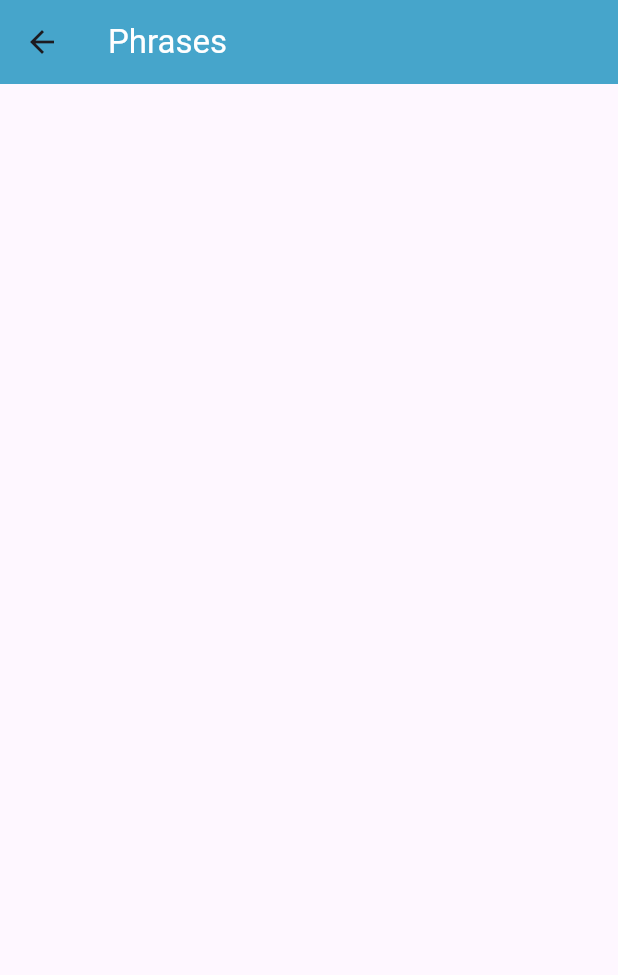
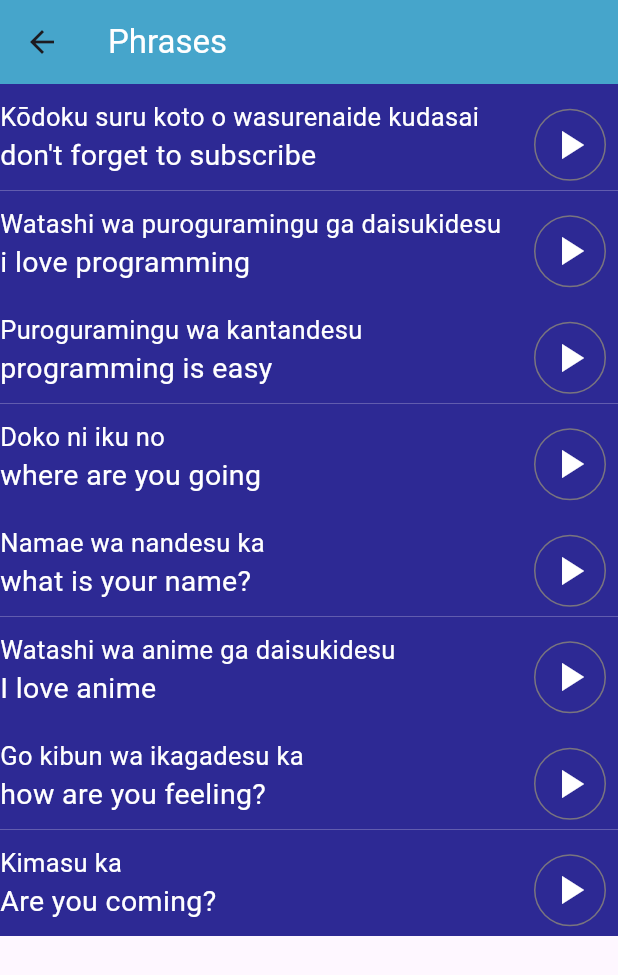
Before and after one commit to omarAbdullahMoharam/EngTharwatCourse_Practice, a Flutter app: the screen it shows after launch, after a tap on "Phrases", on a phone screen of 412 x 824 dp. Shown: the top 975 px of the screen. Run offline on Flutter 3.47's test engine with Material 3 defaults, Android fonts, the phone set to English and light mode, and no system bars; our stand-ins replace audioplayers.

Commit message:
Phrases Screen Fully Completed with highly reusable code logic self study practice UI

```diff
--- a/language_learning_app/analysis_options.yaml
+++ b/language_learning_app/analysis_options.yaml
@@ -7,6 +7,11 @@
 
 # The following line activates a set of recommended lints for Flutter apps,
 # packages, and plugins designed to encourage good coding practices.
+analyzer:
+  errors:
+    camel_case_types: ignore
+    must_be_immutable: ignore
+    use_key_in_widget_constructors: ignore
 include: package:flutter_lints/flutter.yaml
 
 linter:
--- a/language_learning_app/lib/components/custom_item_component.dart
+++ b/language_learning_app/lib/components/custom_item_component.dart
@@ -6,10 +6,11 @@ import 'package:language_learning_app/models/number.dart';
 
 // ignore: must_be_immutable
 class CustomItemComponent extends StatelessWidget {
-  Color color;
+  final Color color;
   final Number? number;
   final Family? member;
   final colors? colorsStyle;
+
   // CustomItemComponent(
   //     {required this.image, required this.Japanese, required this.english});
   final player = AudioPlayer();
--- /dev/null
+++ b/language_learning_app/lib/components/phrasesItem.dart
@@ -0,0 +1,67 @@
+import 'package:audioplayers/audioplayers.dart';
+import 'package:flutter/material.dart';
+import 'package:language_learning_app/models/phrases.dart';
+
+class PhrasesItem extends StatelessWidget {
+  final Phrases statement;
+  final Color color;
+  // ignore: use_key_in_widget_constructors
+
+  AudioPlayer player = AudioPlayer();
+
+  PhrasesItem({required this.statement, required this.color});
+  @override
+  Widget build(BuildContext context) {
+    return Container(
+      color: color,
+      padding: const EdgeInsets.only(
+        right: 8.0,
+        top: 10,
+      ),
+      width: double.infinity,
+      child: Row(
+        children: [
+          Column(
+            mainAxisAlignment: MainAxisAlignment.spaceBetween,
+            crossAxisAlignment: CrossAxisAlignment.start,
+            children: [
+              Text(
+                statement.Jabphrase,
+                style: const TextStyle(
+                  color: Colors.white,
+                  fontSize: 17,
+                ),
+              ),
+              const SizedBox(
+                  // height: 5,
+                  ),
+              Text(
+                statement.Engphrase,
+                style: const TextStyle(
+                  color: Colors.white,
+                  fontSize: 19,
+                ),
+              ),
+              const SizedBox(
+                height: 10,
+              ),
+            ],
+          ),
+          const Spacer(
+            flex: 9,
+          ),
+          IconButton.outlined(
+            onPressed: () async {
+              player.play(AssetSource(statement.soundPath));
+            },
+            icon: const Icon(
+              Icons.play_arrow,
+              color: Colors.white,
+              size: 32,
+            ),
+          ),
+        ],
+      ),
+    );
+  }
+}
--- /dev/null
+++ b/language_learning_app/lib/models/phrases.dart
@@ -0,0 +1,10 @@
+class Phrases {
+  const Phrases(
+      {required this.Jabphrase,
+      required this.Engphrase,
+      required this.soundPath});
+  final String Jabphrase;
+  final String Engphrase;
+
+  final String soundPath;
+}
--- a/language_learning_app/lib/view/home_page.dart
+++ b/language_learning_app/lib/view/home_page.dart
@@ -81,7 +81,7 @@ class HomePage extends StatelessWidget {
               Navigator.push(
                 context,
                 MaterialPageRoute(builder: (BuildContext context) {
-                  return const PhrasesPage();
+                  return PhrasesPage();
                 }),
               );
               log('Phrases Navigator');
--- a/language_learning_app/lib/view/numbers_page.dart
+++ b/language_learning_app/lib/view/numbers_page.dart
@@ -1,6 +1,7 @@
+// ignore_for_file: must_be_immutable
+
 import 'dart:developer';
 import 'package:flutter/material.dart';
-import 'package:flutter/widgets.dart';
 import 'package:language_learning_app/components/custom_item_component.dart';
 import 'package:language_learning_app/models/number.dart';
 
--- a/language_learning_app/lib/view/phrases_page.dart
+++ b/language_learning_app/lib/view/phrases_page.dart
@@ -1,8 +1,52 @@
 import 'package:flutter/material.dart';
+import 'package:language_learning_app/components/phrasesItem.dart';
+import 'package:language_learning_app/models/colors.dart';
+import 'package:language_learning_app/models/phrases.dart';
 
 class PhrasesPage extends StatelessWidget {
-  const PhrasesPage({super.key});
-
+  PhrasesPage({super.key});
+  List<Phrases> phraseItem = const [
+    Phrases(
+      Jabphrase: "Kōdoku suru koto o wasurenaide kudasai",
+      Engphrase: "don't forget to subscribe",
+      soundPath: 'sounds/phrases/dont_forget_to_subscribe.wav',
+    ),
+    Phrases(
+      Jabphrase: "Watashi wa puroguramingu ga daisukidesu ",
+      Engphrase: "i love programming",
+      soundPath: 'sounds/phrases/i_love_programming.wav',
+    ),
+    Phrases(
+      Jabphrase: "Puroguramingu wa kantandesu",
+      Engphrase: "programming is easy",
+      soundPath: 'sounds/phrases/programming_is_easy.wav',
+    ),
+    Phrases(
+      Jabphrase: "Doko ni iku no",
+      Engphrase: "where are you going",
+      soundPath: 'sounds/phrases/where_are_you_going.wav',
+    ),
+    Phrases(
+      Jabphrase: "Namae wa nandesu ka",
+      Engphrase: "what is your name?",
+      soundPath: 'sounds/phrases/what_is_your_name.wav',
+    ),
+    Phrases(
+      Jabphrase: "Watashi wa anime ga daisukidesu",
+      Engphrase: "I love anime",
+      soundPath: 'sounds/phrases/i_love_anime.wav',
+    ),
+    Phrases(
+      Jabphrase: "Go kibun wa ikagadesu ka",
+      Engphrase: "how are you feeling?",
+      soundPath: 'sounds/phrases/how_are_you_feeling.wav',
+    ),
+    Phrases(
+      Jabphrase: "Kimasu ka",
+      Engphrase: "Are you coming?",
+      soundPath: 'sounds/phrases/are_you_coming.wav',
+    ),
+  ];
   @override
   Widget build(BuildContext context) {
     return Scaffold(
@@ -13,6 +57,15 @@ class PhrasesPage extends StatelessWidget {
         ),
         backgroundColor: const Color(0xFF46A5CB),
       ),
+      body: ListView.builder(
+        itemCount: phraseItem.length,
+        itemBuilder: (context, index) {
+          return PhrasesItem(
+            statement: phraseItem[index],
+            color: const Color(0xFF2D2994),
+          );
+        },
+      ),
     );
   }
 }
--- a/language_learning_app/pubspec.yaml
+++ b/language_learning_app/pubspec.yaml
@@ -67,6 +67,7 @@ flutter:
     - assets/sounds/colors/
     - assets/sounds/numbers/
     - assets/sounds/family_members/
+    - assets/sounds/phrases/
 
 
 
```
